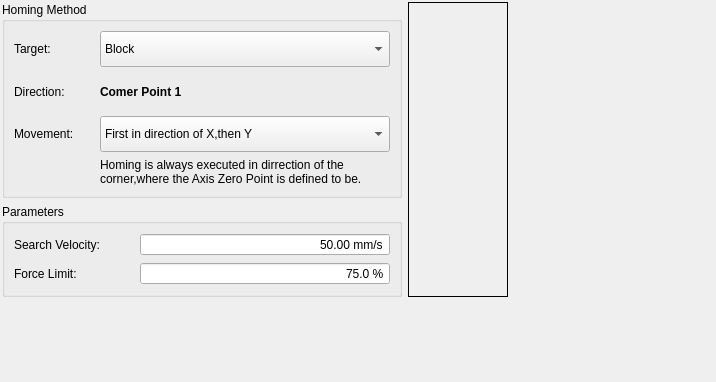
Old version of the form source/wnd/h2homing.ui in the repository ww4u/mct-h2.
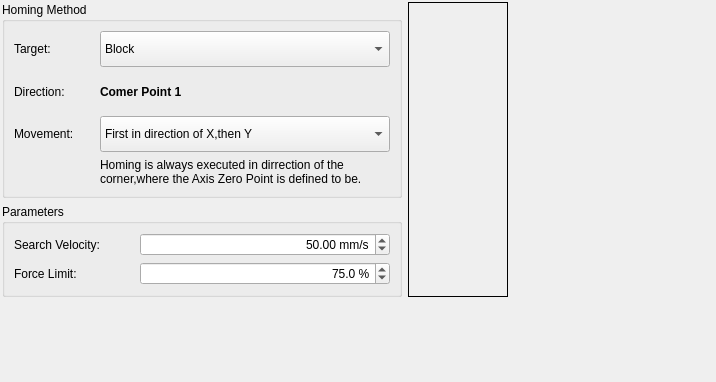
New version of the form. Icons and pictures are not drawn.

Patch:
```diff
--- a/source/wnd/h2homing.ui
+++ b/source/wnd/h2homing.ui
@@ -375,7 +375,7 @@
          <set>Qt::AlignRight|Qt::AlignTrailing|Qt::AlignVCenter</set>
         </property>
         <property name="buttonSymbols">
-         <enum>QAbstractSpinBox::NoButtons</enum>
+         <enum>QAbstractSpinBox::UpDownArrows</enum>
         </property>
         <property name="specialValueText">
          <string notr="true"/>
@@ -455,7 +455,7 @@
          <set>Qt::AlignRight|Qt::AlignTrailing|Qt::AlignVCenter</set>
         </property>
         <property name="buttonSymbols">
-         <enum>QAbstractSpinBox::NoButtons</enum>
+         <enum>QAbstractSpinBox::UpDownArrows</enum>
         </property>
         <property name="specialValueText">
          <string notr="true"/>
```
Left out of the diff: 6 changed lines with no effect on the pictures.
